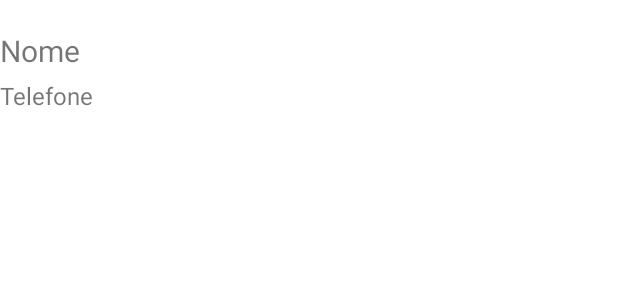
After one commit to amandagnecco/ContatosBootcampDIO, an Android app: the layout contact_view.xml on its own in the app's theme, with its tools: preview values and no code run, on a phone screen of 412 x 824 dp. The commit adds this screen. Shown: the top 300 px of the screen. Run offline under Robolectric (Android 15) with nearby library versions, the phone set to English and light mode, and no system bars.

Commit message:
criating layouts

```diff
--- a/app/src/main/AndroidManifest.xml
+++ b/app/src/main/AndroidManifest.xml
@@ -1,6 +1,8 @@
 <?xml version="1.0" encoding="utf-8"?>
 <manifest xmlns:android="http://schemas.android.com/apk/res/android"
     package="com.example.contatosbootcamp">
+
+    <uses-permission android:name="android.permission.READ_CONTACTS"/>
 
     <application
         android:allowBackup="true"
--- /dev/null
+++ b/app/src/main/res/layout/contact_view.xml
@@ -0,0 +1,29 @@
+<?xml version="1.0" encoding="utf-8"?>
+<LinearLayout
+    xmlns:android="http://schemas.android.com/apk/res/android"
+    android:layout_width="match_parent"
+    android:layout_height="wrap_content"
+    android:orientation="vertical"
+    >
+
+    <TextView
+        android:id="@+id/contact_name"
+        android:layout_width="match_parent"
+        android:layout_height="match_parent"
+        android:textSize="20sp"
+        android:text="Nome"
+        android:paddingBottom="5dp"
+        android:paddingTop="20dp"
+        />
+
+    <TextView
+        android:layout_width="match_parent"
+        android:layout_height="match_parent"
+        android:textSize="16sp"
+        android:text="Telefone"
+        />
+
+
+
+
+</LinearLayout>
```
Also changed, not shown: app/src/main/res/layout/activity_main.xml (+9 -11 lines).
